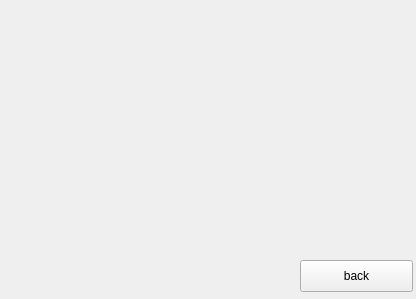
Above: admin.ui from yccc233/mana-sys before the change. Below: the same form after it.
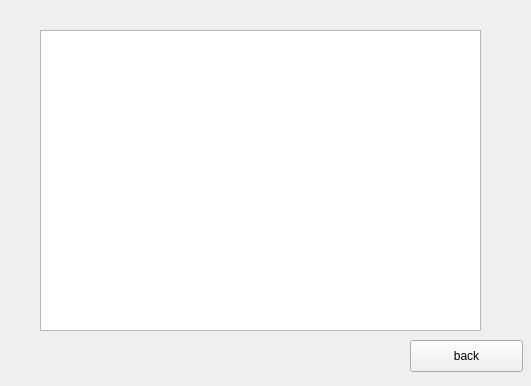
That is the form after the change.

Patch:
```diff
--- a/admin.ui
+++ b/admin.ui
@@ -6,8 +6,8 @@
    <rect>
     <x>0</x>
     <y>0</y>
-    <width>416</width>
-    <height>299</height>
+    <width>531</width>
+    <height>386</height>
    </rect>
   </property>
   <property name="windowTitle">
@@ -17,8 +17,8 @@
    <widget class="QPushButton" name="pushButton_back">
     <property name="geometry">
      <rect>
-      <x>300</x>
-      <y>260</y>
+      <x>410</x>
+      <y>340</y>
       <width>113</width>
       <height>32</height>
      </rect>
@@ -27,6 +27,16 @@
      <string>back</string>
     </property>
    </widget>
+   <widget class="QTableView" name="tableView">
+    <property name="geometry">
+     <rect>
+      <x>40</x>
+      <y>30</y>
+      <width>441</width>
+      <height>301</height>
+     </rect>
+    </property>
+   </widget>
   </widget>
  </widget>
  <resources/>
```
